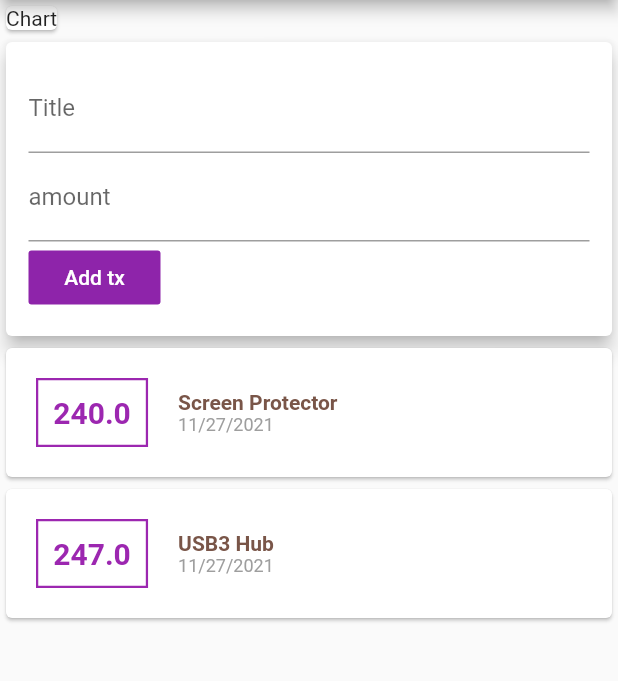
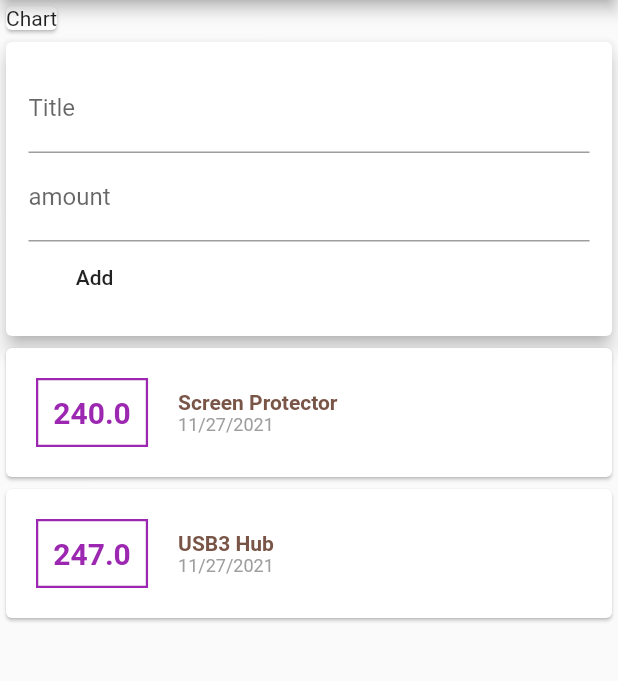
Before and after one commit to yiren/flutter_widgets, a Flutter app: the screen it shows after launch, on a phone screen of 412 x 824 dp, the part 84-765 px from its top. Run offline on Flutter 3.47's test engine with Material 2 defaults, Android fonts, the phone set to English and light mode, and no system bars.

Commit message:
splitter widgets

```diff
--- a/lib/main.dart
+++ b/lib/main.dart
@@ -1,8 +1,7 @@
 import 'package:flutter/material.dart';
 
-import 'package:intl/intl.dart';
+import './widgets/user_transaction.dart';
 
-import './transaction.dart';
 
 void main() {
   runApp(Home());
@@ -23,20 +22,7 @@ class Home extends StatelessWidget {
 
 class MyApp extends StatelessWidget {
   // This widget is the root of your application.
-  final List<Transaction> txs = [
-    Transaction(
-      id: 'tx1',
-      title: 'Screen Protector',
-      amount: 240,
-      date: DateTime.now(),
-    ),
-    Transaction(
-      id: 'tx2',
-      title: 'USB3 Hub',
-      amount: 247,
-      date: DateTime.now(),
-    ),
-  ];
+
   @override
   Widget build(BuildContext context) {
     return Scaffold(
@@ -49,84 +35,7 @@ class MyApp extends StatelessWidget {
           Card(
             child: Text('Chart'),
           ),
-          Card(
-            elevation: 5,
-            child: Container(
-              padding: EdgeInsets.all(15),
-              child: Column(
-                crossAxisAlignment: CrossAxisAlignment.start,
-                children: [
-                  TextField(
-                    decoration: InputDecoration(labelText: 'Title'),
-                  ),
-                  TextField(
-                    decoration: InputDecoration(labelText: 'amount'),
-                  ),
-                  FlatButton(
-                    onPressed: () {},
-                    color: Colors.purple[600],
-                    child: Text(
-                      'Add tx',
-                    ),
-                    textColor: Colors.white,
-                  ),
-                ],
-              ),
-            ),
-          ),
-          Column(
-            children: txs.map((tx) {
-              return Card(
-                child: Row(
-                  children: [
-                    Container(
-                      decoration: BoxDecoration(
-                          border: Border.all(
-                        color: Colors.purple,
-                        width: 1.5,
-                      )),
-                      margin: EdgeInsets.all(
-                        20,
-                      ),
-                      padding: EdgeInsets.all(
-                        10,
-                      ),
-                      child: Text(
-                        tx.amount.toString(),
-                        style: TextStyle(
-                            fontWeight: FontWeight.bold,
-                            fontSize: 20,
-                            color: Colors.purple),
-                      ),
-                    ),
-                    Column(
-                      crossAxisAlignment: CrossAxisAlignment.start,
-                      children: [
-                        Container(
-                          child: Text(
-                            tx.title,
-                            style: TextStyle(
-                                fontSize: 14,
-                                fontWeight: FontWeight.bold,
-                                color: Colors.brown),
-                          ),
-                        ),
-                        Text(
-                          DateFormat.yMd().format(
-                            tx.date,
-                          ),
-                          style: TextStyle(
-                            color: Colors.grey,
-                            fontSize: 12,
-                          ),
-                        ),
-                      ],
-                    )
-                  ],
-                ),
-              );
-            }).toList(),
-          )
+          UserTranaction(),
         ],
       ),
     );
--- /dev/null
+++ b/lib/widgets/add_transaction.dart
@@ -0,0 +1,42 @@
+import 'package:flutter/material.dart';
+
+class AddTransaction extends StatelessWidget {
+
+  final Function addTx;
+  final titleController = TextEditingController();
+  final amountController = TextEditingController();
+
+  AddTransaction(this.addTx);
+
+  @override
+  Widget build(BuildContext context) {
+    return Card(
+            elevation: 5,
+            child: Container(
+              padding: EdgeInsets.all(15),
+              child: Column(
+                crossAxisAlignment: CrossAxisAlignment.start,
+                children: [
+                  TextField(
+                    decoration: InputDecoration(labelText: 'Title'),
+                    controller: titleController,
+                  ),
+                  TextField(
+                    decoration: InputDecoration(labelText: 'amount'),
+                    controller: amountController,
+                  ),
+                  FlatButton(
+                    child: Text('Add'),
+                    onPressed: () {
+                      addTx(
+                        titleController.text,
+                        double.parse(amountController.text),
+                      );
+                    },
+                  )
+                ],
+              ),
+            ),
+          );
+  }
+}
--- /dev/null
+++ b/lib/widgets/transaction_list.dart
@@ -0,0 +1,69 @@
+import 'package:flutter/material.dart';
+
+import 'package:intl/intl.dart';
+
+import '../model/transaction.dart';
+
+
+class TransactionList extends StatelessWidget {
+  final List<Transaction> txs;
+
+  TransactionList(this.txs);
+
+  @override
+  Widget build(BuildContext context) {
+    return Column(
+            children: txs.map((tx) {
+              return Card(
+                child: Row(
+                  children: [
+                    Container(
+                      decoration: BoxDecoration(
+                          border: Border.all(
+                        color: Colors.purple,
+                        width: 1.5,
+                      )),
+                      margin: EdgeInsets.all(
+                        20,
+                      ),
+                      padding: EdgeInsets.all(
+                        10,
+                      ),
+                      child: Text(
+                        tx.amount.toString(),
+                        style: TextStyle(
+                            fontWeight: FontWeight.bold,
+                            fontSize: 20,
+                            color: Colors.purple),
+                      ),
+                    ),
+                    Column(
+                      crossAxisAlignment: CrossAxisAlignment.start,
+                      children: [
+                        Container(
+                          child: Text(
+                            tx.title,
+                            style: TextStyle(
+                                fontSize: 14,
+                                fontWeight: FontWeight.bold,
+                                color: Colors.brown),
+                          ),
+                        ),
+                        Text(
+                          DateFormat.yMd().format(
+                            tx.date,
+                          ),
+                          style: TextStyle(
+                            color: Colors.grey,
+                            fontSize: 12,
+                          ),
+                        ),
+                      ],
+                    )
+                  ],
+                ),
+              );
+            }).toList(),
+          );
+  }
+}
--- /dev/null
+++ b/lib/widgets/user_transaction.dart
@@ -0,0 +1,50 @@
+import 'package:flutter/material.dart';
+import '../widgets/add_transaction.dart';
+import '../widgets/transaction_list.dart';
+
+import 'package:intl/intl.dart';
+
+import '../model/transaction.dart';
+
+class UserTranaction extends StatefulWidget {
+
+
+  @override
+  _UserTranactionState createState() => _UserTranactionState();
+}
+
+class _UserTranactionState extends State<UserTranaction> {
+  final List<Transaction> _txs = [
+    Transaction(
+      id: 'tx1',
+      title: 'Screen Protector',
+      amount: 240,
+      date: DateTime.now(),
+    ),
+    Transaction(
+      id: 'tx2',
+      title: 'USB3 Hub',
+      amount: 247,
+      date: DateTime.now(),
+    ),
+  ];
+
+  void _addTransaction(String newTitle, double newAmount){
+    final newTx = Transaction(title: newTitle, amount: newAmount, date: DateTime.now(), id: DateTime.now().toString(),);
+    setState(() {
+      this._txs.add(newTx);
+    });
+  }
+
+
+
+  @override
+  Widget build(BuildContext context) {
+    return Column(
+      children: [
+        AddTransaction(_addTransaction),
+        TransactionList(_txs),
+      ],
+    );
+  }
+}
```
Also changed, not shown: lib/model/transaction.dart (renamed from lib/transaction.dart).
